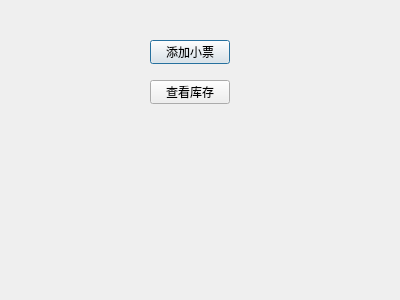
Old version of the form invoicemanagedialog.ui in the repository cryring/myorder.
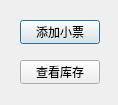
New version of the form.

What changed in the file:
```diff
--- a/invoicemanagedialog.ui
+++ b/invoicemanagedialog.ui
@@ -6,8 +6,8 @@
    <rect>
     <x>0</x>
     <y>0</y>
-    <width>400</width>
-    <height>300</height>
+    <width>118</width>
+    <height>105</height>
    </rect>
   </property>
   <property name="windowTitle">
@@ -16,8 +16,8 @@
   <widget class="QPushButton" name="newInvoiceButton">
    <property name="geometry">
     <rect>
-     <x>150</x>
-     <y>40</y>
+     <x>20</x>
+     <y>20</y>
      <width>80</width>
      <height>24</height>
     </rect>
@@ -29,8 +29,8 @@
   <widget class="QPushButton" name="viewInvoiceButton">
    <property name="geometry">
     <rect>
-     <x>150</x>
-     <y>80</y>
+     <x>20</x>
+     <y>60</y>
      <width>80</width>
      <height>24</height>
     </rect>
```
